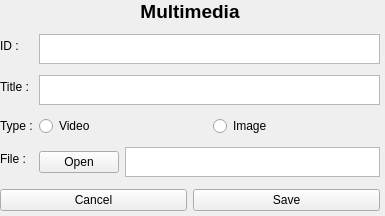
Qt form 2.Application/plurinotes/views/v_multimediaform.ui (maxime-lucas/utc-lo21-plurinotes) before a commit.
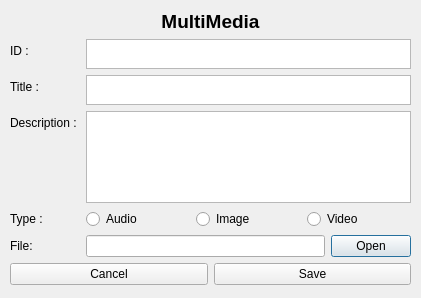
The same form after that commit.

Commit message: Ajout formulaire Multimedia fonctionnel

Diff of the .ui file:
```diff
--- a/2.Application/plurinotes/views/v_multimediaform.ui
+++ b/2.Application/plurinotes/views/v_multimediaform.ui
@@ -1,13 +1,13 @@
 <?xml version="1.0" encoding="UTF-8"?>
 <ui version="4.0">
- <class>Form</class>
- <widget class="QWidget" name="Form">
+ <class>V_MultimediaForm</class>
+ <widget class="QDialog" name="V_MultimediaForm">
   <property name="geometry">
    <rect>
     <x>0</x>
     <y>0</y>
-    <width>385</width>
-    <height>216</height>
+    <width>421</width>
+    <height>298</height>
    </rect>
   </property>
   <property name="windowTitle">
@@ -16,14 +16,16 @@
   <widget class="QWidget" name="verticalLayoutWidget">
    <property name="geometry">
     <rect>
-     <x>0</x>
-     <y>0</y>
-     <width>380</width>
-     <height>211</height>
+     <x>10</x>
+     <y>10</y>
+     <width>401</width>
+     <height>275</height>
     </rect>
    </property>
    <layout class="QVBoxLayout" name="verticalLayout">
     <item>
+     <layout class="QFormLayout" name="formLayout">
+      <item row="1" column="0" colspan="2">
      <widget class="QLabel" name="labelWindowTitle">
       <property name="font">
        <font>
@@ -33,23 +35,21 @@
        </font>
       </property>
       <property name="text">
-       <string>Multimedia</string>
+         <string>MultiMedia</string>
       </property>
       <property name="alignment">
        <set>Qt::AlignCenter</set>
       </property>
      </widget>
     </item>
-    <item>
-     <layout class="QFormLayout" name="formLayout">
-      <item row="0" column="0">
+      <item row="2" column="0">
        <widget class="QLabel" name="labelID">
         <property name="text">
          <string>ID :</string>
         </property>
        </widget>
       </item>
-      <item row="0" column="1">
+      <item row="2" column="1">
        <widget class="QTextEdit" name="textID">
         <property name="maximumSize">
          <size>
@@ -62,14 +62,14 @@
         </property>
        </widget>
       </item>
-      <item row="1" column="0">
+      <item row="3" column="0">
        <widget class="QLabel" name="labelTitle">
         <property name="text">
          <string>Title :</string>
         </property>
        </widget>
       </item>
-      <item row="1" column="1">
+      <item row="3" column="1">
        <widget class="QTextEdit" name="textTitle">
         <property name="maximumSize">
          <size>
@@ -79,59 +79,69 @@
         </property>
        </widget>
       </item>
-      <item row="2" column="0">
+      <item row="5" column="0">
        <widget class="QLabel" name="typeLabel">
         <property name="text">
          <string>Type :</string>
         </property>
        </widget>
       </item>
-      <item row="2" column="1">
-       <layout class="QHBoxLayout" name="horizontalLayout_3">
+      <item row="5" column="1">
+       <layout class="QHBoxLayout" name="horizontalLayout_2">
         <item>
-         <widget class="QRadioButton" name="radioButton_2">
+         <widget class="QRadioButton" name="audioBtn">
           <property name="text">
-           <string>Video</string>
+           <string>Audio</string>
           </property>
          </widget>
         </item>
         <item>
-         <widget class="QRadioButton" name="radioButton">
+         <widget class="QRadioButton" name="imageBtn">
           <property name="text">
            <string>Image</string>
           </property>
          </widget>
         </item>
-       </layout>
-      </item>
-      <item row="3" column="0">
-       <widget class="QLabel" name="fileLabel">
+        <item>
+         <widget class="QRadioButton" name="videoBtn">
         <property name="text">
-         <string>File :</string>
+           <string>Video</string>
         </property>
        </widget>
       </item>
-      <item row="3" column="1">
-       <layout class="QHBoxLayout" name="horizontalLayout_4">
+       </layout>
+      </item>
+      <item row="7" column="1">
+       <layout class="QHBoxLayout" name="horizontalLayout_3">
         <item>
-         <widget class="QPushButton" name="pushButton">
+         <widget class="QLineEdit" name="fileLineEdit"/>
+        </item>
+        <item>
+         <widget class="QPushButton" name="btnOpen">
           <property name="text">
            <string>Open</string>
           </property>
          </widget>
         </item>
-        <item>
-         <widget class="QTextEdit" name="textTitle_2">
-          <property name="maximumSize">
-           <size>
-            <width>16777215</width>
-            <height>30</height>
-           </size>
-          </property>
-         </widget>
-        </item>
        </layout>
       </item>
+      <item row="7" column="0">
+       <widget class="QLabel" name="labelFile">
+        <property name="text">
+         <string>File: </string>
+        </property>
+       </widget>
+      </item>
+      <item row="4" column="1">
+       <widget class="QTextEdit" name="textDesc"/>
+      </item>
+      <item row="4" column="0">
+       <widget class="QLabel" name="labelDesc">
+        <property name="text">
+         <string>Description : </string>
+        </property>
+       </widget>
+      </item>
      </layout>
     </item>
     <item>
```
Left out of the diff: 2 changed lines with no effect on the pictures. Lines whose indentation alone changed are shown as unchanged. The commit also changes 39 other files.
